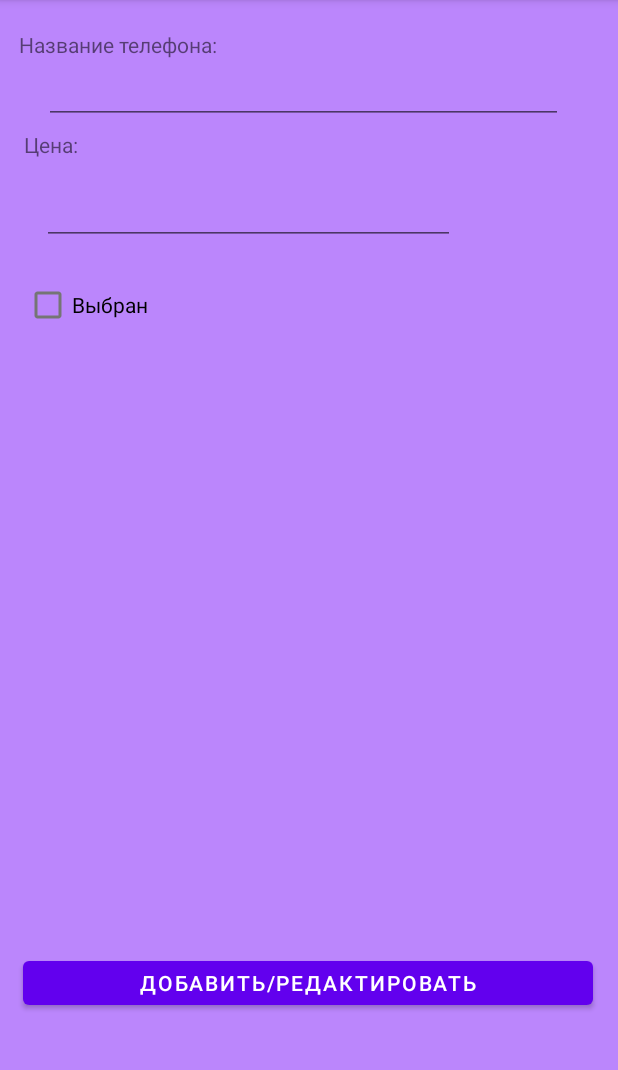
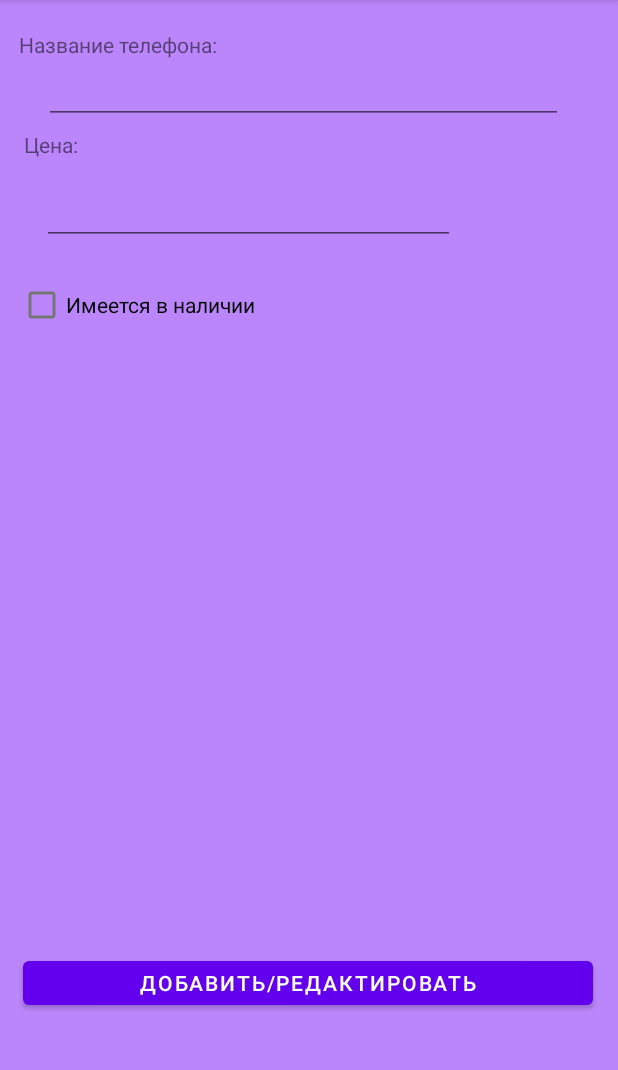
Before and after one commit to pvl-mr/Android-Dev, an Android app: the fragment NewFragment placed in its activity, on a phone screen of 412 x 824 dp, the part 84-1154 px from its top. Run offline under Robolectric (Android 15) with nearby library versions, the phone set to English and light mode, and no system bars.

Commit message:
3 lab is working in 98-100% cases

```diff
--- a/app/src/main/java/com/example/myapplication2/Telephone.java
+++ b/app/src/main/java/com/example/myapplication2/Telephone.java
@@ -32,6 +32,6 @@ public class Telephone {
     @Override
     public String toString() {
 
-        return "Наименование: " + getName() + ". Цена: " + getPrice() + "\nОтмечено: " + (isChecked()?"Да":"Нет");
+        return "Наименование: " + getName() + ". Цена: " + getPrice() + "\nИмеется в наличии: " + (isChecked()?"Да":"Нет");
     }
 }
--- a/app/src/main/res/layout/fragment_new.xml
+++ b/app/src/main/res/layout/fragment_new.xml
@@ -72,7 +72,7 @@
         android:layout_height="wrap_content"
         android:layout_marginTop="16dp"
         android:layout_marginBottom="357dp"
-        android:text="Выбран"
+        android:text="Имеется в наличии"
         app:layout_constraintBottom_toTopOf="@+id/add"
         app:layout_constraintEnd_toEndOf="parent"
         app:layout_constraintHorizontal_bias="0.048"
```
Also changed, not shown: app/src/main/java/com/example/myapplication2/default_fragment.java (+13 -3 lines).
